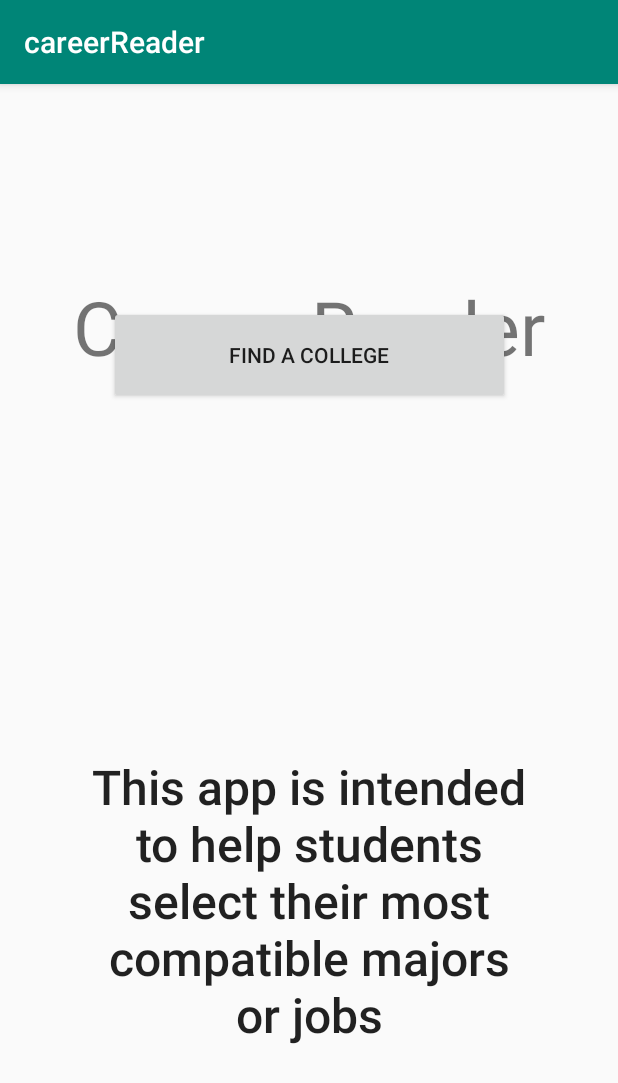
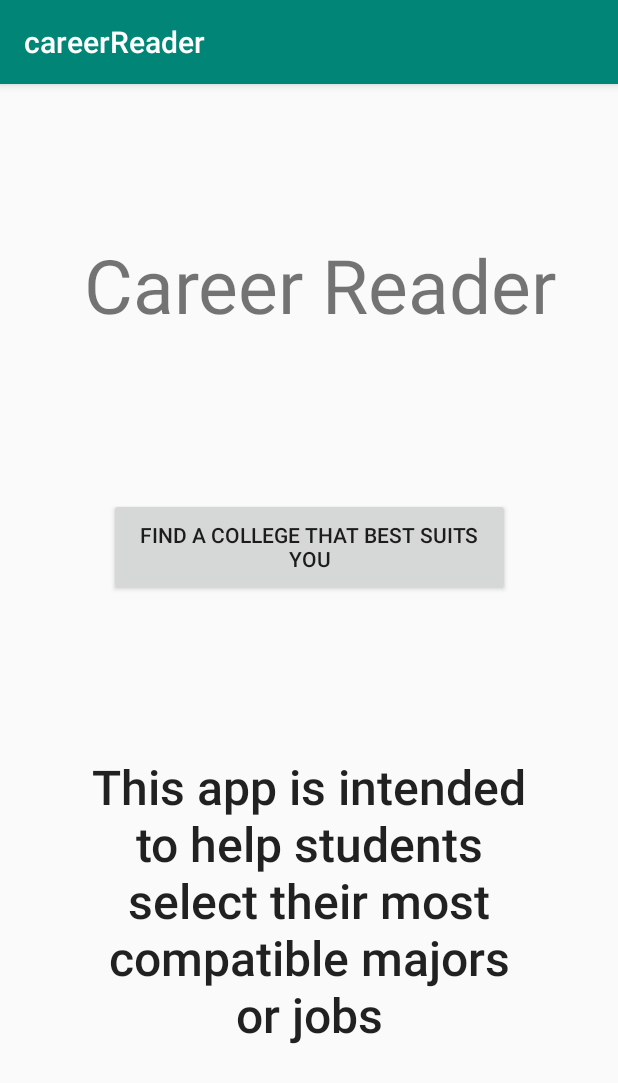
Before and after one commit to mccullochme/CareerReader, an Android app: the screen it shows after launch (MainActivity), on a phone screen of 412 x 824 dp. Shown: the top 1083 px of the screen. Run offline under Robolectric (Android 15) with nearby library versions, the phone set to English and light mode, and no system bars.

Commit message:
Update activity_main.xml

```diff
--- a/app/src/main/res/layout/activity_main.xml
+++ b/app/src/main/res/layout/activity_main.xml
@@ -4,18 +4,9 @@
     xmlns:tools="http://schemas.android.com/tools"
     android:layout_width="match_parent"
     android:layout_height="match_parent"
-    tools:context=".MainActivity">
+    tools:context=".MainActivity"><![CDATA[
 
-    <Button
-        android:id="@+id/FindCollegeButton"
-        android:layout_width="267dp"
-        android:layout_height="65dp"
-        android:text="Find a College"
-        app:layout_constraintBottom_toBottomOf="parent"
-        app:layout_constraintEnd_toEndOf="parent"
-        app:layout_constraintStart_toStartOf="parent"
-        app:layout_constraintTop_toTopOf="parent"
-        app:layout_constraintVertical_bias="0.211" />
+
         android:id="@+id/button2"
         android:layout_width="0dp"
         android:layout_height="wrap_content"
@@ -27,16 +18,48 @@
         app:layout_constraintStart_toStartOf="parent"
         app:layout_constraintTop_toTopOf="parent" />
 
+
+
+
+
+
+
+
+
+
+
+
+
+
+
+
+
+    ]]>
+
+    <Button
+        android:id="@+id/FindCollegeButton"
+        android:layout_width="267dp"
+        android:layout_height="65dp"
+        android:text="Find a College that best suits you"
+        app:layout_constraintBottom_toBottomOf="parent"
+        app:layout_constraintEnd_toEndOf="parent"
+        app:layout_constraintStart_toStartOf="parent"
+        app:layout_constraintTop_toTopOf="parent"
+        app:layout_constraintVertical_bias="0.393" />
+
     <TextView
         android:id="@+id/textView"
         android:layout_width="wrap_content"
         android:layout_height="wrap_content"
-        android:layout_marginTop="128dp"
+        android:layout_marginTop="100dp"
         android:text="Career Reader"
         android:textSize="50sp"
+        app:layout_constraintBottom_toBottomOf="parent"
         app:layout_constraintEnd_toEndOf="parent"
+        app:layout_constraintHorizontal_bias="0.577"
         app:layout_constraintStart_toStartOf="parent"
-        app:layout_constraintTop_toTopOf="parent" />
+        app:layout_constraintTop_toTopOf="parent"
+        app:layout_constraintVertical_bias="0.0" />
 
     <TextView
         android:id="@+id/textView2"
```
